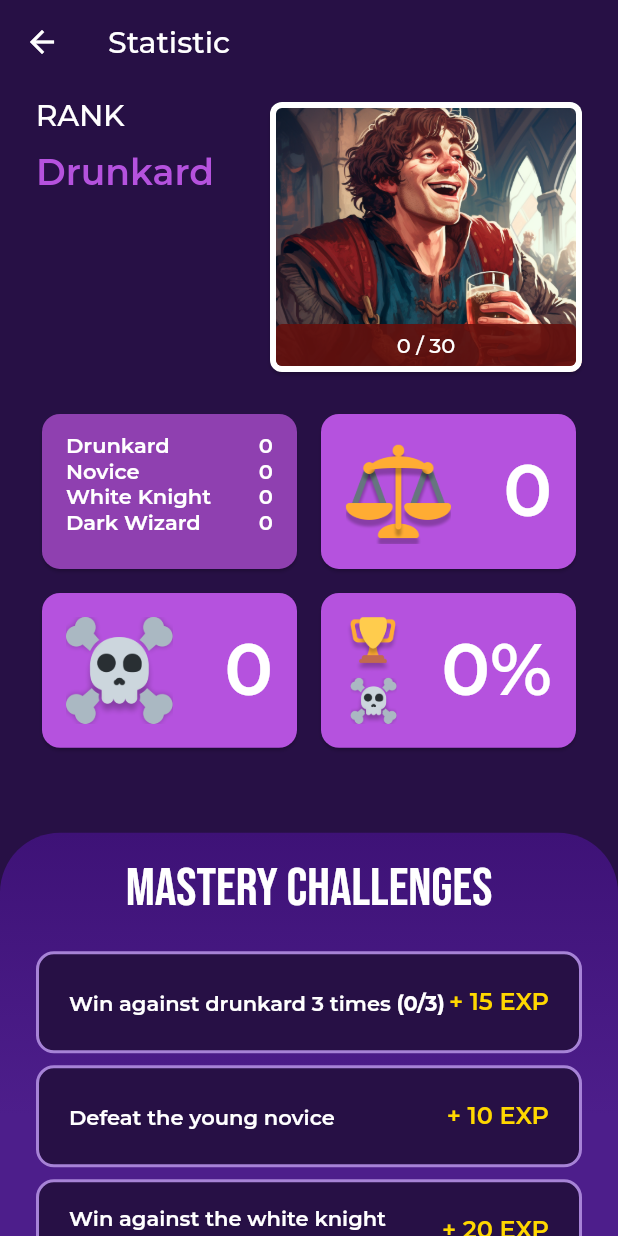
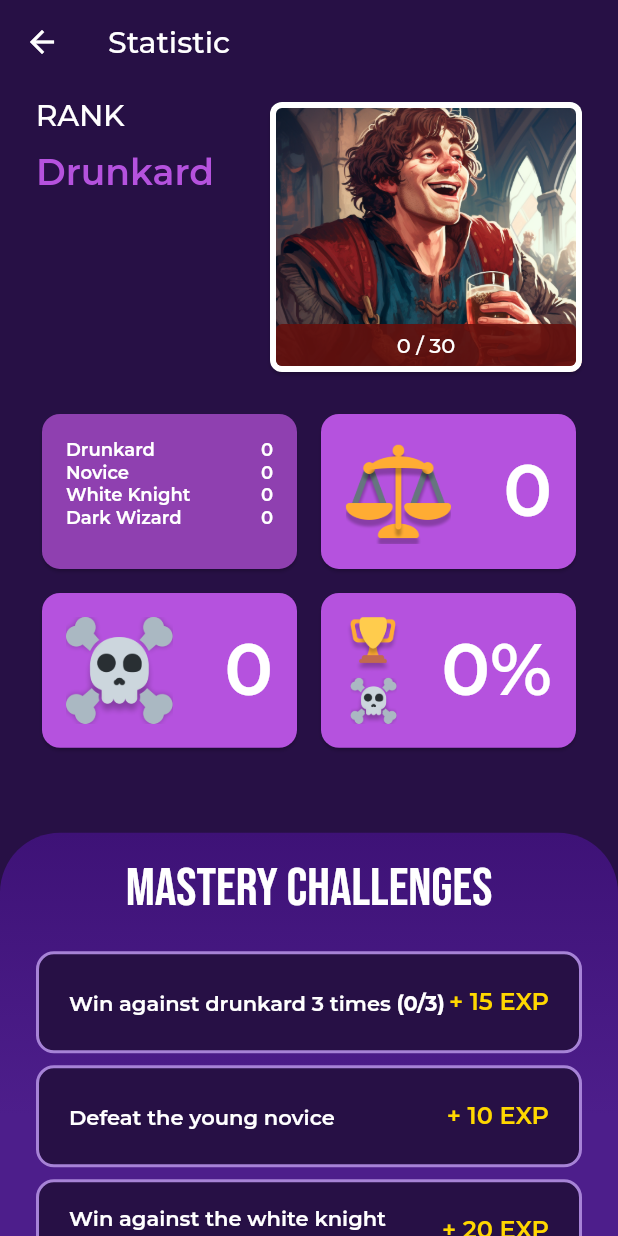
Before and after one commit to danielmrrk/CS-50-Final-Project-Tick-Tack, a Flutter app: the StatisticScreen screen opened directly, after a tap on an icon or button, on a phone screen of 412 x 824 dp. Run offline on Flutter 3.47's test engine with Material 2 defaults, Android fonts, the phone set to English and light mode, and no system bars; our stand-ins replace flutter_riverpod, flutter_secure_storage, flutter_svg, get, google_fonts, sqflite; accounts and stored records are empty.

```diff
--- a/lib/game/game_screen.dart
+++ b/lib/game/game_screen.dart
@@ -106,6 +106,7 @@ class _GameScreenState extends ConsumerState<GameScreen> {
                               ref.read(userStatisticProvider.notifier).updateGameCount(
                                     widget.difficulty.displayName,
                                     kLossKey,
+                                    null,
                                   );
                               Get.to(
                                 () => const MainScreen(
--- a/lib/general/theme/text_theme.dart
+++ b/lib/general/theme/text_theme.dart
@@ -92,6 +92,12 @@ class TTTextTheme {
     fontWeight: FontWeight.w500,
     color: Colors.white,
   );
+
+  static final bodySmallSemiBold = GoogleFonts.montserrat(
+    fontSize: 12,
+    fontWeight: FontWeight.w600,
+    color: Colors.white,
+  );
 }
 
 class StrokeText {
--- a/lib/main_sceen/main_screen.dart
+++ b/lib/main_sceen/main_screen.dart
@@ -9,6 +9,7 @@ import 'package:tic_tac/general/util/snackbar.dart';
 import 'package:tic_tac/main_sceen/difficulty.dart';
 import 'package:tic_tac/main_sceen/difficulty_grid.dart';
 import 'package:tic_tac/statistic/statistic_screen.dart';
+import 'package:tic_tac/statistic/user_statistic_service.dart';
 
 final images = [
   "grey_drunkard.png",
@@ -45,6 +46,7 @@ class _MainScreenState extends ConsumerState<MainScreen> with WidgetsBindingObse
   @override
   void initState() {
     WidgetsBinding.instance.addObserver(this);
+    ref.read(userStatisticProvider); // init state before
     precache();
     _reset = widget.reset;
     if (_reset) {
--- a/lib/statistic/rank_display.dart
+++ b/lib/statistic/rank_display.dart
@@ -53,8 +53,11 @@ class RankDisplay extends StatelessWidget {
                 ),
                 child: Center(
                   child: Text(
-                    "${userStatistic?[kExpKey] ?? '0'} / "
-                    "${difficulty.expRequiredForRankUp}",
+                    difficulty == Difficulty.darkWizard &&
+                            int.tryParse(userStatistic?[kExpKey] ?? '0') == Difficulty.darkWizard.expRequiredForRankUp
+                        ? "MAXED OUT"
+                        : "${userStatistic?[kExpKey] ?? '0'} / "
+                            "${difficulty.expRequiredForRankUp}",
                     style: TTTextTheme.bodyMedium,
                   ),
                 ),
--- a/lib/statistic/statistic_display.dart
+++ b/lib/statistic/statistic_display.dart
@@ -2,23 +2,18 @@ import 'package:flutter/material.dart';
 import 'package:tic_tac/general/theme/color_theme.dart';
 import 'package:tic_tac/general/theme/text_theme.dart';
 import 'package:tic_tac/main_sceen/difficulty.dart';
-import 'package:tic_tac/statistic/user_statistic_service.dart';
 
 class StatisticDisplay extends StatefulWidget {
   const StatisticDisplay({
     super.key,
-    required this.displayValue,
-    this.detailData,
-    this.userStatistic,
+    required this.userStatistic,
+    required this.statisticKey,
     this.imagePath,
-    this.clickable = false,
   });
 
-  final String displayValue;
-  final Map<String, String>? userStatistic;
-  final String? detailData;
+  final Map<String, String> userStatistic;
+  final String statisticKey;
   final String? imagePath;
-  final bool clickable;
 
   @override
   State<StatisticDisplay> createState() => _StatisticDisplayState();
@@ -29,16 +24,14 @@ class _StatisticDisplayState extends State<StatisticDisplay> {
 
   @override
   Widget build(BuildContext context) {
-    return widget.clickable
-        ? GestureDetector(
+    return GestureDetector(
       onTap: () {
         setState(() {
           _showMainContent = !_showMainContent;
         });
       },
       child: _showMainContent ? buildMainContent() : buildDetailedContent(),
-          )
-        : buildMainContent();
+    );
   }
 
   Widget buildMainContent() => Card(
@@ -56,8 +49,8 @@ class _StatisticDisplayState extends State<StatisticDisplay> {
                 const Spacer(),
               ],
               Text(
-                widget.displayValue,
-                style: TTTextTheme.bodyStatisticDisplay(int.tryParse(widget.displayValue.replaceAll("%", "")) ?? 0),
+                widget.userStatistic[widget.statisticKey]!,
+                style: TTTextTheme.bodyStatisticDisplay(int.tryParse(widget.userStatistic[widget.statisticKey]!.replaceAll("%", ""))!),
               ),
             ],
           ),
@@ -69,27 +62,10 @@ class _StatisticDisplayState extends State<StatisticDisplay> {
           borderRadius: BorderRadius.circular(12),
         ),
         color: TTColorTheme.onBackgroundDark,
-        child: Padding(
-            padding: const EdgeInsets.symmetric(horizontal: 16, vertical: 12),
-            child: Column(
-              children: [displayDetailedContent(widget.detailData!)],
-            )),
+        child: Padding(padding: const EdgeInsets.all(16), child: displayDetailedContent(widget.statisticKey)),
       );
 
-  Widget displayDetailedContent(String gameResultKey) {
-    switch (gameResultKey) {
-      case kWinKey:
-        return getSpecificResultColumn(kWinKey);
-      case kDrawKey:
-        return getSpecificResultColumn(kDrawKey);
-      case kLossKey:
-        return getSpecificResultColumn(kLossKey);
-      default:
-        throw Exception("Invalid game result key");
-    }
-  }
-
-  Widget getSpecificResultColumn(String gameResultKey) {
+  Widget displayDetailedContent(String userStatisticKey) {
     return Column(
       children: [
         for (var rank in Difficulty.ranks)
@@ -97,14 +73,14 @@ class _StatisticDisplayState extends State<StatisticDisplay> {
             children: [
               Text(
                 rank.displayName,
-                style: TTTextTheme.bodyMediumSemiBold,
+                style: TTTextTheme.bodySmallSemiBold,
               ),
               const Spacer(),
               Text(
-                widget.userStatistic?["$gameResultKey/${rank.displayName}"] != null
-                    ? widget.userStatistic!["$gameResultKey/${rank.displayName}"]!
+                widget.userStatistic["$userStatisticKey/${rank.displayName}"] != null
+                    ? widget.userStatistic["$userStatisticKey/${rank.displayName}"]!
                     : '0',
-                style: TTTextTheme.bodyMediumSemiBold,
+                style: TTTextTheme.bodySmallSemiBold,
               ),
             ],
           ),
--- a/lib/statistic/statistic_screen.dart
+++ b/lib/statistic/statistic_screen.dart
@@ -15,7 +15,6 @@ class StatisticScreen extends ConsumerStatefulWidget {
 }
 
 class StatisticScreenState extends ConsumerState<StatisticScreen> {
-  Map<String, String>? _userStatistic;
   List<Challenge> _challenges = [];
   final key = GlobalKey<AnimatedListState>();
   @override
@@ -26,7 +25,7 @@ class StatisticScreenState extends ConsumerState<StatisticScreen> {
 
   @override
   Widget build(BuildContext context) {
-    _userStatistic = ref.watch(userStatisticProvider);
+    Map<String, String> userStatistic = ref.watch(userStatisticProvider);
     return Scaffold(
       appBar: AppBar(
         title: const Text('Statistic'),
@@ -38,7 +37,7 @@ class StatisticScreenState extends ConsumerState<StatisticScreen> {
             padding: const EdgeInsets.symmetric(horizontal: 24, vertical: 12),
             child: Column(
               children: [
-                RankDisplay(userStatistic: _userStatistic),
+                RankDisplay(userStatistic: userStatistic),
                 const SizedBox(height: 24),
                 Expanded(
                   child: GridView.count(
@@ -49,29 +48,24 @@ class StatisticScreenState extends ConsumerState<StatisticScreen> {
                     crossAxisSpacing: 8,
                     children: [
                       StatisticDisplay(
-                        userStatistic: _userStatistic,
-                        displayValue: _userStatistic?[kWinKey] ?? '0',
+                        userStatistic: userStatistic,
                         imagePath: 'assets/images/trophy.png',
-                        detailData: kWinKey,
-                        clickable: true,
+                        statisticKey: kWinKey,
                       ),
                       StatisticDisplay(
-                        userStatistic: _userStatistic,
-                        displayValue: _userStatistic?[kDrawKey] ?? '0',
+                        userStatistic: userStatistic,
                         imagePath: 'assets/images/balance-scale.png',
-                        detailData: kDrawKey,
-                        clickable: true,
+                        statisticKey: kDrawKey,
                       ),
                       StatisticDisplay(
-                        userStatistic: _userStatistic,
-                        displayValue: _userStatistic?[kLossKey] ?? '0',
+                        userStatistic: userStatistic,
                         imagePath: 'assets/images/skull.png',
-                        detailData: kLossKey,
-                        clickable: true,
+                        statisticKey: kLossKey,
                       ),
                       StatisticDisplay(
-                        displayValue: "${_userStatistic?[kWinRate] ?? '0'}%",
+                        userStatistic: userStatistic,
                         imagePath: 'assets/images/trophy_skull.png',
+                        statisticKey: kWinRate,
                       ),
                     ],
                   ),
@@ -153,7 +147,7 @@ class StatisticScreenState extends ConsumerState<StatisticScreen> {
   }
 
   void onRemoveClearedChallenge(Challenge challenge, int index, BuildContext context) async {
-    ref.read(userStatisticProvider.notifier).maybeUpdateUserStatus(challenge);
+    await ref.read(userStatisticProvider.notifier).maybeUpdateUserStatus(challenge);
     _challenges.removeAt(index - 1);
     key.currentState!.removeItem(
       index,
@@ -165,14 +159,14 @@ class StatisticScreenState extends ConsumerState<StatisticScreen> {
           key: ValueKey(challenge.content),
           challenge: challenge,
           onRemoveClearedChallenge: () {
-            setState(() {
-              onRemoveClearedChallenge(challenge, index, context);
-            });
+            onRemoveClearedChallenge(challenge, index, context);
           },
           setCleared: true,
         ),
       ),
       duration: const Duration(milliseconds: 500),
     );
+    setState(() {});
+    // TODO: fetch new challenges after rankup
   }
 }
```
Also changed, not shown: lib/database/statistic/statistic_database.dart (+18 -5 lines), lib/game/game_provider.dart (+11 -6 lines), lib/statistic/user_statistic_service.dart (+15 -7 lines). Lines whose indentation alone changed are shown as unchanged.
